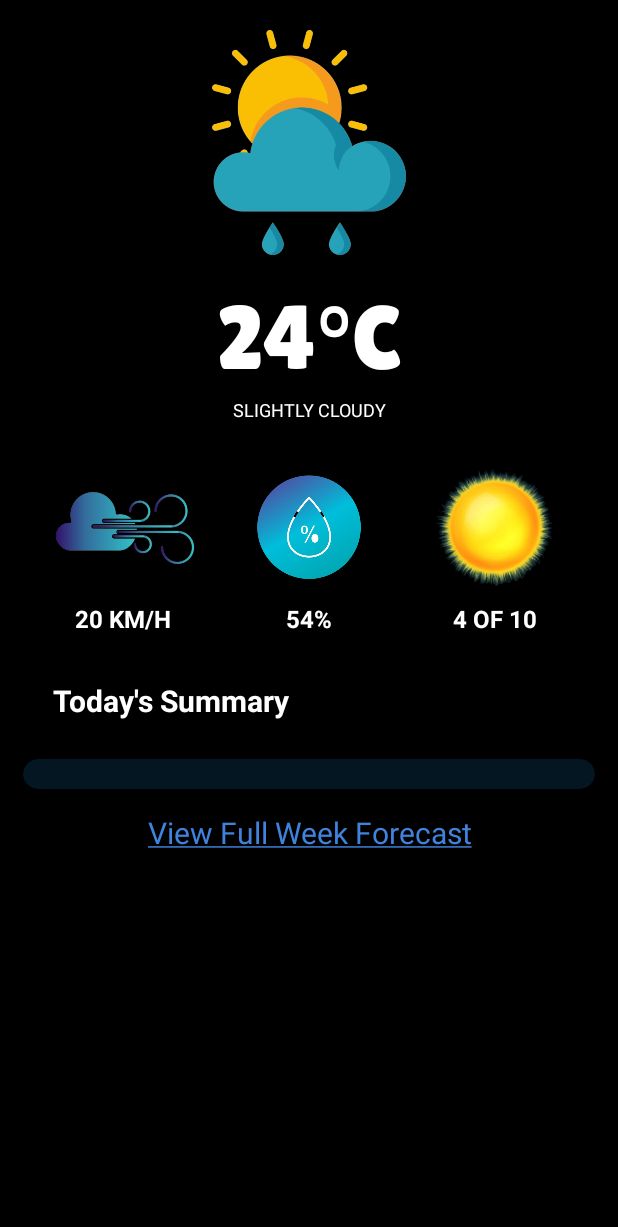
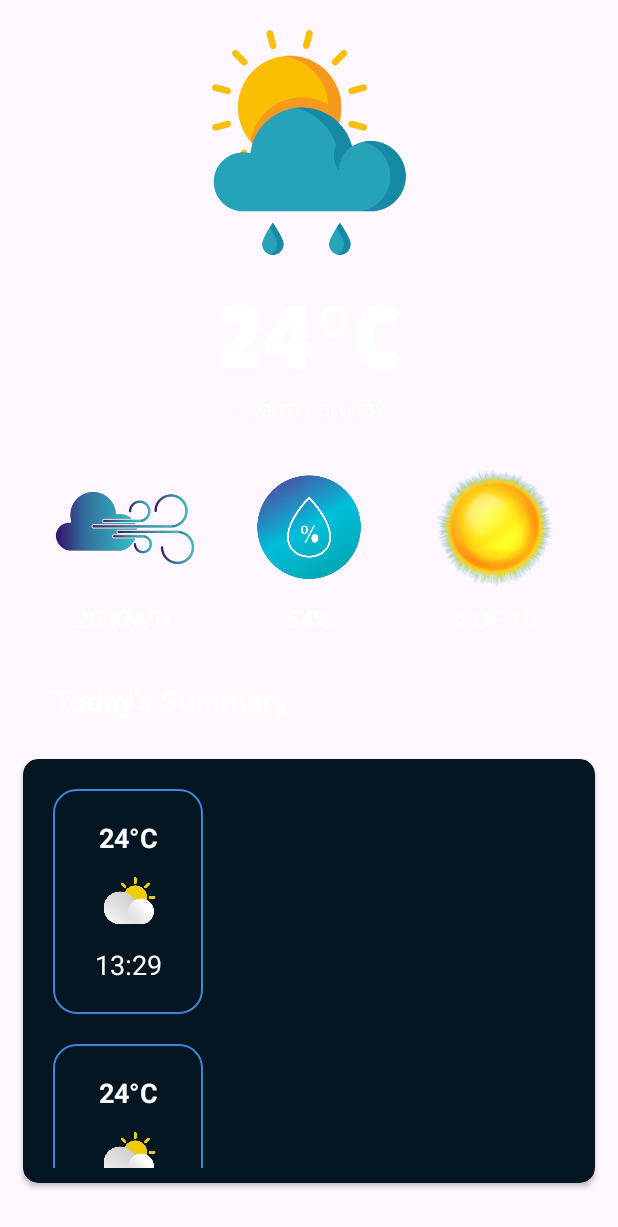
Before and after one commit to githiomi/Skyesque, an Android app: the layout fragment_overview.xml on its own in the app's theme, with its tools: preview values and no code run, on a phone screen of 412 x 824 dp. Shown: the top 1227 px of the screen. Run offline under Robolectric (Android 15) with nearby library versions, the phone set to English and light mode, and no system bars.

Commit message:
Completed design for the summary item

```diff
--- /dev/null
+++ b/app/src/main/res/drawable/summary_item_background.xml
@@ -0,0 +1,14 @@
+<?xml version="1.0" encoding="utf-8"?>
+<selector xmlns:android="http://schemas.android.com/apk/res/android">
+
+    <item>
+        <shape android:shape="rectangle" >
+
+            <stroke android:color="@color/light_blue_gradient" android:width="1dp"/>
+            <corners android:radius="15dp" />
+            <solid android:color="@color/dark_blue_card_background" />
+
+        </shape>
+    </item>
+
+</selector>
--- a/app/src/main/res/layout/fragment_overview.xml
+++ b/app/src/main/res/layout/fragment_overview.xml
@@ -4,7 +4,6 @@
     xmlns:tools="http://schemas.android.com/tools"
     android:layout_width="match_parent"
     android:layout_height="match_parent"
-    android:background="@color/black"
     tools:context=".OverviewFragment">
 
     <RelativeLayout
@@ -165,13 +164,14 @@
             app:cardBackgroundColor="@color/dark_blue_card_background"
             app:cardCornerRadius="10dp">
 
-            <ListView
+            <androidx.recyclerview.widget.RecyclerView
                 android:id="@+id/LV_todaySummary"
                 android:layout_width="match_parent"
                 android:layout_height="wrap_content"
                 android:elevation="10dp"
+                android:orientation="horizontal"
+                tools:listitem="@layout/summary_item"
                 android:padding="10dp" />
-            <!--                tools:listitem=""-->
 
         </androidx.cardview.widget.CardView>
 
--- /dev/null
+++ b/app/src/main/res/layout/summary_item.xml
@@ -0,0 +1,38 @@
+<?xml version="1.0" encoding="utf-8"?>
+<LinearLayout xmlns:android="http://schemas.android.com/apk/res/android"
+    android:layout_width="100dp"
+    android:layout_height="150dp"
+    android:gravity="center"
+    android:layout_margin="10dp"
+    android:background="@drawable/summary_item_background"
+    android:orientation="vertical">
+
+    <TextView
+        android:id="@+id/TV_summaryItemTemp"
+        android:layout_width="match_parent"
+        android:layout_height="wrap_content"
+        android:text="@string/current_temperature_placeholder"
+        android:textAlignment="center"
+        android:textColor="@color/white"
+        android:textSize="18sp"
+        android:textStyle="bold" />
+
+    <ImageView
+        android:id="@+id/IV_summaryItemImage"
+        android:layout_width="40dp"
+        android:layout_height="40dp"
+        android:layout_gravity="center"
+        android:layout_marginVertical="10dp"
+        android:contentDescription="@string/app_name"
+        android:src="@drawable/cloud" />
+
+    <TextView
+        android:id="@+id/TV_summaryItemTime"
+        android:layout_width="match_parent"
+        android:layout_height="wrap_content"
+        android:text="@string/time_placeholder"
+        android:textAlignment="center"
+        android:textColor="@color/white"
+        android:textSize="18sp" />
+
+</LinearLayout>
--- a/app/src/main/res/values-night/strings.xml
+++ b/app/src/main/res/values-night/strings.xml
@@ -6,4 +6,5 @@
     <string name="sunshine_intensity_placeholder">4 of 10</string>
     <string name="today_s_summary">Today\'s Summary</string>
     <string name="view_full_week_forecast"><u>View Full Week Forecast</u></string>
+    <string name="time_placeholder">13:29</string>
 </resources>
--- a/app/src/main/res/values/strings.xml
+++ b/app/src/main/res/values/strings.xml
@@ -16,4 +16,5 @@
     <string name="sunshine_intensity_placeholder">4 of 10</string>
     <string name="today_s_summary">Today\'s Summary</string>
     <string name="view_full_week_forecast"><u>View Full Week Forecast</u></string>
+    <string name="time_placeholder">13:29</string>
 </resources>
```
Also changed, not shown: app/src/main/res/drawable/cloud.png (added).
